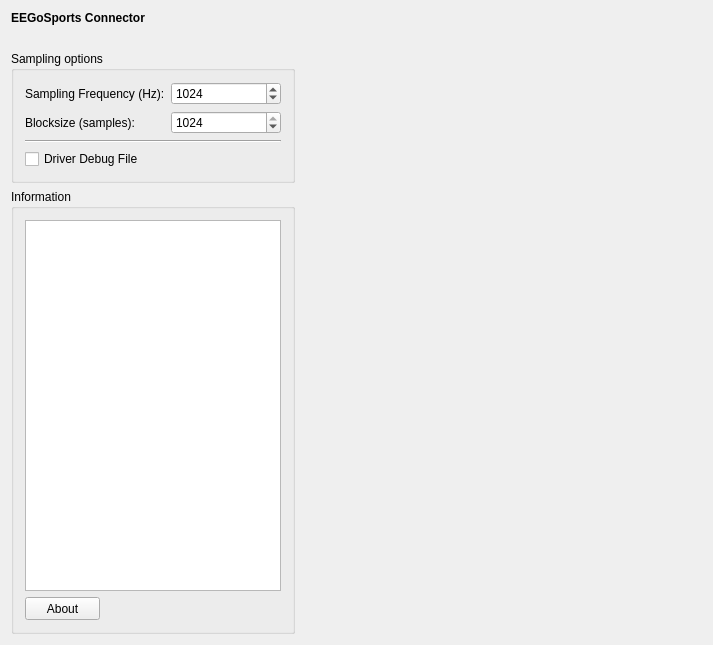
The window that applications/mne_x/plugins/eegosports/FormFiles/eegosportssetup.ui (mne-tools/mne-cpp) describes before a commit, drawn with Qt 5.
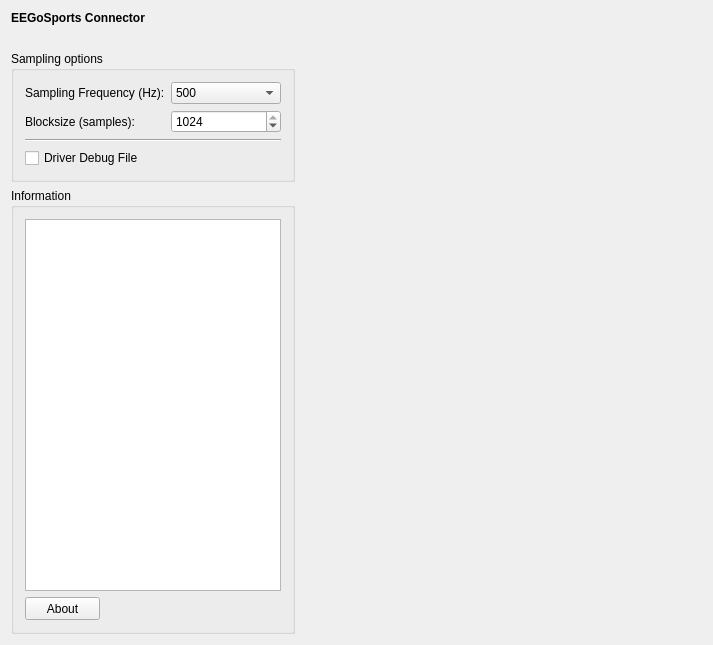
The same window after the commit.

Commit message: [BR-2] Add fixed sampling rates up to 2048Hz.

```diff
--- a/applications/mne_x/plugins/eegosports/FormFiles/eegosportssetup.ui
+++ b/applications/mne_x/plugins/eegosports/FormFiles/eegosportssetup.ui
@@ -157,20 +157,7 @@
           </property>
          </widget>
         </item>
-        <item row="0" column="1">
-         <widget class="QSpinBox" name="m_spinBox_SamplingFreq">
-          <property name="minimum">
-           <number>8</number>
-          </property>
-          <property name="maximum">
-           <number>2048</number>
-          </property>
-          <property name="value">
-           <number>1024</number>
-          </property>
-         </widget>
-        </item>
-        <item row="2" column="0" colspan="2">
+        <item row="4" column="0" colspan="2">
          <widget class="Line" name="line_2">
           <property name="minimumSize">
            <size>
@@ -183,21 +170,21 @@
           </property>
          </widget>
         </item>
-        <item row="3" column="0">
+        <item row="5" column="0">
          <widget class="QCheckBox" name="m_checkBox_WriteDriverDebugToFile">
           <property name="text">
            <string>Driver Debug File</string>
           </property>
          </widget>
         </item>
-        <item row="1" column="0">
+        <item row="3" column="0">
          <widget class="QLabel" name="label">
           <property name="text">
            <string>Blocksize (samples):</string>
           </property>
          </widget>
         </item>
-        <item row="1" column="1">
+        <item row="3" column="1">
          <widget class="QSpinBox" name="m_spinBox_BlockSize">
           <property name="minimum">
            <number>100</number>
@@ -210,6 +197,43 @@
           </property>
          </widget>
         </item>
+        <item row="0" column="1">
+         <widget class="QComboBox" name="m_comboBox_SamplingFreq">
+          <property name="currentText">
+           <string>1024</string>
+          </property>
+          <item>
+           <property name="text">
+            <string>500</string>
+           </property>
+          </item>
+          <item>
+           <property name="text">
+            <string>512</string>
+           </property>
+          </item>
+          <item>
+           <property name="text">
+            <string>1000</string>
+           </property>
+          </item>
+          <item>
+           <property name="text">
+            <string>1024</string>
+           </property>
+          </item>
+          <item>
+           <property name="text">
+            <string>2000</string>
+           </property>
+          </item>
+          <item>
+           <property name="text">
+            <string>2048</string>
+           </property>
+          </item>
+         </widget>
+        </item>
        </layout>
       </widget>
      </item>
```
The commit also changes 1 other file.
